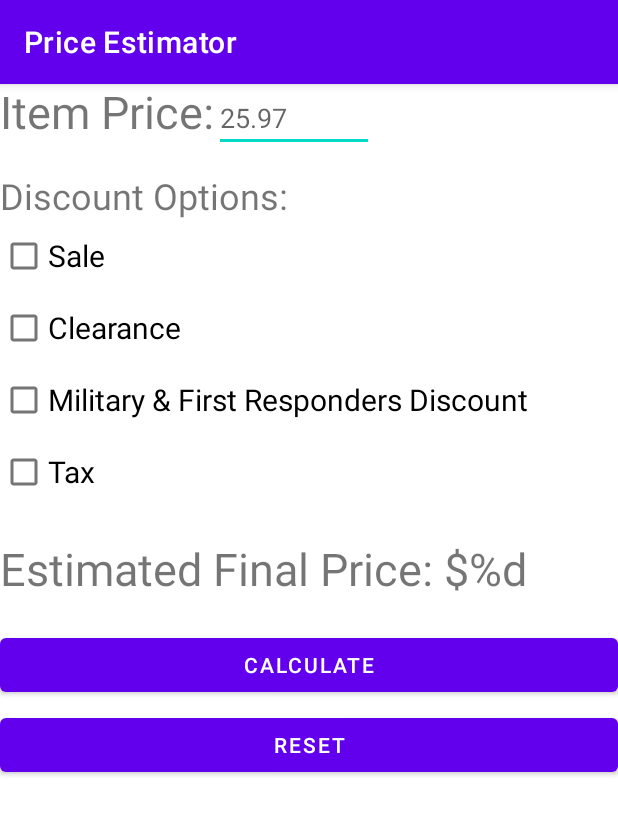
After one commit to threejbros/CS646-RetailPriceEstimator, an Android app: the fragment HomeFragment shown on its own in the app's theme, on a phone screen of 412 x 824 dp. The commit adds this screen. Shown: the top 815 px of the screen. Run offline under Robolectric (Android 15) with nearby library versions, the phone set to English and light mode, and no system bars.

Commit message:
1.1 rough completion xml file for home_fragment. Also added other files that are not yet completed

```diff
--- a/app/build.gradle
+++ b/app/build.gradle
@@ -33,7 +33,8 @@
 }
 
 dependencies {
-
+    implementation 'androidx.navigation:navigation-fragment:2.3.5'
+    implementation 'androidx.navigation:navigation-ui:2.3.5'
     implementation 'androidx.core:core-ktx:1.7.0'
     implementation 'androidx.appcompat:appcompat:1.6.1'
     implementation 'com.google.android.material:material:1.8.0'
--- /dev/null
+++ b/app/src/main/java/com/zybooks/retailpriceestimator/FinalPriceCalculator.kt
@@ -0,0 +1,4 @@
+package com.zybooks.retailpriceestimator
+
+class FinalPriceCalculator {
+}
--- /dev/null
+++ b/app/src/main/java/com/zybooks/retailpriceestimator/HomeFragment.kt
@@ -0,0 +1,59 @@
+package com.zybooks.retailpriceestimator
+
+import android.os.Bundle
+import androidx.fragment.app.Fragment
+import android.view.LayoutInflater
+import android.view.View
+import android.view.ViewGroup
+
+// TODO: Rename parameter arguments, choose names that match
+// the fragment initialization parameters, e.g. ARG_ITEM_NUMBER
+private const val ARG_PARAM1 = "param1"
+private const val ARG_PARAM2 = "param2"
+
+/**
+ * A simple [Fragment] subclass.
+ * Use the [HomeFragment.newInstance] factory method to
+ * create an instance of this fragment.
+ */
+class HomeFragment : Fragment() {
+    // TODO: Rename and change types of parameters
+    private var param1: String? = null
+    private var param2: String? = null
+
+    override fun onCreate(savedInstanceState: Bundle?) {
+        super.onCreate(savedInstanceState)
+        arguments?.let {
+            param1 = it.getString(ARG_PARAM1)
+            param2 = it.getString(ARG_PARAM2)
+        }
+    }
+
+    override fun onCreateView(
+        inflater: LayoutInflater, container: ViewGroup?,
+        savedInstanceState: Bundle?
+    ): View? {
+        // Inflate the layout for this fragment
+        return inflater.inflate(R.layout.fragment_home, container, false)
+    }
+
+    companion object {
+        /**
+         * Use this factory method to create a new instance of
+         * this fragment using the provided parameters.
+         *
+         * @param param1 Parameter 1.
+         * @param param2 Parameter 2.
+         * @return A new instance of fragment HomeFragment.
+         */
+        // TODO: Rename and change types and number of parameters
+        @JvmStatic
+        fun newInstance(param1: String, param2: String) =
+            HomeFragment().apply {
+                arguments = Bundle().apply {
+                    putString(ARG_PARAM1, param1)
+                    putString(ARG_PARAM2, param2)
+                }
+            }
+    }
+}
--- /dev/null
+++ b/app/src/main/res/layout/fragment_home.xml
@@ -0,0 +1,129 @@
+<?xml version="1.0" encoding="utf-8"?>
+
+<!--<?xml version="1.0" encoding="utf-8"?>-->
+<!--<FrameLayout xmlns:android="http://schemas.android.com/apk/res/android"-->
+<!--    xmlns:tools="http://schemas.android.com/tools"-->
+<!--    android:layout_width="match_parent"-->
+<!--    android:layout_height="match_parent"-->
+<!--    tools:context=".HomeFragment">-->
+
+<!--    &lt;!&ndash; TODO: Update blank fragment layout &ndash;&gt;-->
+<!--    <TextView-->
+<!--        android:layout_width="match_parent"-->
+<!--        android:layout_height="match_parent"-->
+<!--        android:text="@string/hello_blank_fragment" />-->
+
+<!--</FrameLayout>-->
+
+<androidx.constraintlayout.widget.ConstraintLayout
+    xmlns:android="http://schemas.android.com/apk/res/android"
+    xmlns:app="http://schemas.android.com/apk/res-auto"
+    xmlns:tools="http://schemas.android.com/tools"
+    android:layout_width="match_parent"
+    android:layout_height="match_parent">
+
+
+    <TextView
+        android:id="@+id/item_price_text_view"
+        android:layout_width="wrap_content"
+        android:layout_height="wrap_content"
+        android:labelFor="@id/item_price_edit_text"
+        android:text="@string/item_price"
+        android:textSize="@dimen/item_price_text_size"
+        app:layout_constraintBaseline_toBaselineOf="@id/item_price_edit_text"
+        app:layout_constraintBottom_toTopOf="parent"
+        app:layout_constraintLeft_toLeftOf="parent"
+        app:layout_constraintTop_toTopOf="parent"/>
+
+    <EditText
+        android:id="@+id/item_price_edit_text"
+        android:layout_width="wrap_content"
+        android:layout_height="wrap_content"
+        android:ems="5"
+        android:hint="@string/example_price"
+        android:importantForAutofill="no"
+        android:inputType="number|numberDecimal"
+        app:layout_constraintLeft_toRightOf="@id/item_price_text_view"
+        app:layout_constraintTop_toTopOf="parent" />
+
+
+    <TextView
+        android:id="@+id/discount_options_text"
+        android:layout_width="wrap_content"
+        android:layout_height="wrap_content"
+        android:layout_marginTop="20dp"
+        android:text="@string/discount_options"
+        android:textSize="@dimen/discount_options_text_size"
+        app:layout_constraintLeft_toLeftOf="parent"
+        app:layout_constraintTop_toBottomOf="@id/item_price_text_view"/>
+
+    <CheckBox
+        android:id="@+id/checkpoint_sale"
+        android:layout_width="wrap_content"
+        android:layout_height="wrap_content"
+        android:text="@string/sale"
+        android:textSize="@dimen/checkbox_text_size"
+        android:onClick="onCheckBoxClicked"
+        app:layout_constraintLeft_toLeftOf="parent"
+        app:layout_constraintTop_toBottomOf="@id/discount_options_text"/>
+
+    <CheckBox
+        android:id="@+id/checkpoint_clearance"
+        android:layout_width="wrap_content"
+        android:layout_height="wrap_content"
+        android:text="@string/clearance"
+        android:textSize="@dimen/checkbox_text_size"
+        android:onClick="onCheckBoxClicked"
+        app:layout_constraintLeft_toLeftOf="parent"
+        app:layout_constraintTop_toBottomOf="@id/checkpoint_sale"/>
+
+    <CheckBox
+        android:id="@+id/checkpoint_military_first_responder"
+        android:layout_width="wrap_content"
+        android:layout_height="wrap_content"
+        android:text="@string/military_first_responders"
+        android:textSize="@dimen/checkbox_text_size"
+        android:onClick="onCheckBoxClicked"
+        app:layout_constraintLeft_toLeftOf="parent"
+        app:layout_constraintTop_toBottomOf="@id/checkpoint_clearance"/>
+
+    <CheckBox
+        android:id="@+id/checkpoint_tax"
+        android:layout_width="wrap_content"
+        android:layout_height="wrap_content"
+        android:text="@string/tax"
+        android:textSize="@dimen/checkbox_text_size"
+        android:onClick="onCheckBoxClicked"
+        app:layout_constraintLeft_toLeftOf="parent"
+        app:layout_constraintTop_toBottomOf="@id/checkpoint_military_first_responder"/>
+
+    <TextView
+        android:id="@+id/final_price_text_view"
+        android:layout_marginTop="20dp"
+        android:layout_width="wrap_content"
+        android:layout_height="wrap_content"
+        android:text="@string/final_price_text"
+        android:textSize="@dimen/item_price_text_size"
+        app:layout_constraintLeft_toLeftOf="parent"
+        app:layout_constraintTop_toBottomOf="@id/checkpoint_tax"/>
+
+    <Button
+        android:id="@+id/calc_button"
+        android:text="@string/calculate"
+        android:layout_width="match_parent"
+        android:layout_height="wrap_content"
+        android:layout_marginTop="20dp"
+        android:onClick="calculateClick"
+        app:layout_constraintLeft_toLeftOf="parent"
+        app:layout_constraintTop_toBottomOf="@+id/final_price_text_view"/>
+
+    <Button
+        android:id="@+id/reset_button"
+        android:text="@string/reset"
+        android:layout_width="match_parent"
+        android:layout_height="wrap_content"
+        android:layout_marginTop="5dp"
+        android:onClick="resetClick"
+        app:layout_constraintLeft_toLeftOf="parent"
+        app:layout_constraintTop_toBottomOf="@+id/calc_button"/>
+</androidx.constraintlayout.widget.ConstraintLayout>
--- /dev/null
+++ b/app/src/main/res/values/dimens.xml
@@ -0,0 +1,6 @@
+<?xml version="1.0" encoding="utf-8"?>
+<resources>
+    <dimen name="item_price_text_size">30sp</dimen>
+    <dimen name="discount_options_text_size">24sp</dimen>
+    <dimen name="checkbox_text_size">20sp</dimen>
+</resources>
--- a/app/src/main/res/values/strings.xml
+++ b/app/src/main/res/values/strings.xml
@@ -1,3 +1,15 @@
 <resources>
-    <string name="app_name">RetailPriceEstimator</string>
+    <string name="app_name">Price Estimator</string>
+    <string name="item_price">Item Price: </string>
+    <string name="example_price">25.97</string>
+    <string name="discount_options">Discount Options: </string>
+    <string name="sale">Sale</string>
+    <string name="clearance">Clearance</string>
+    <string name="military_first_responders">Military &amp; First Responders Discount</string>
+    <string name="tax">Tax</string>
+    <string name="final_price_text">Estimated Final Price: $%d</string>
+    <string name="calculate">Calculate</string>
+    <string name="reset">Reset</string>
+    <!-- TODO: Remove or change this placeholder text -->
+    <string name="hello_blank_fragment">Hello blank fragment</string>
 </resources>
```
Also changed, not shown: app/src/main/java/com/zybooks/retailpriceestimator/EditFragment.kt (added, +59 -0 lines), app/src/main/java/com/zybooks/retailpriceestimator/HelpFragment.kt (added, +59 -0 lines), app/src/main/res/layout/activity_main.xml (+9 -7 lines), app/src/main/res/layout/fragment_edit.xml (added, +14 -0 lines), app/src/main/res/layout/fragment_help.xml (added, +14 -0 lines).
